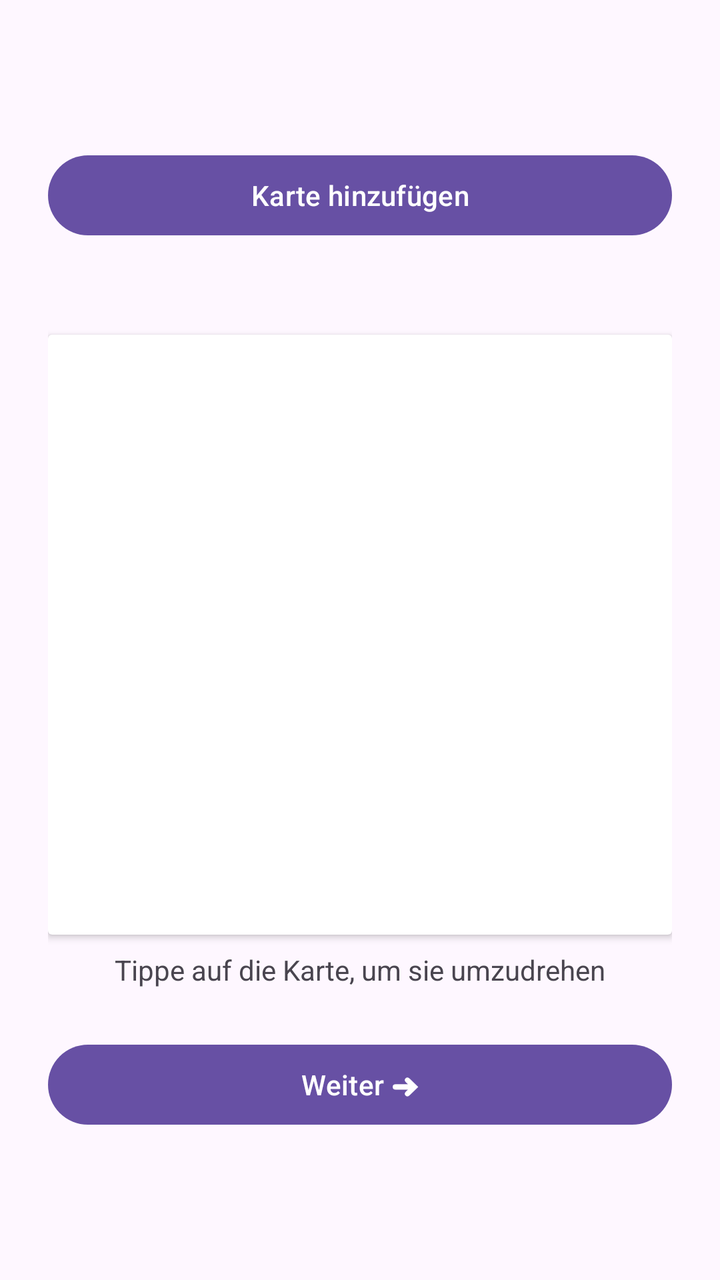
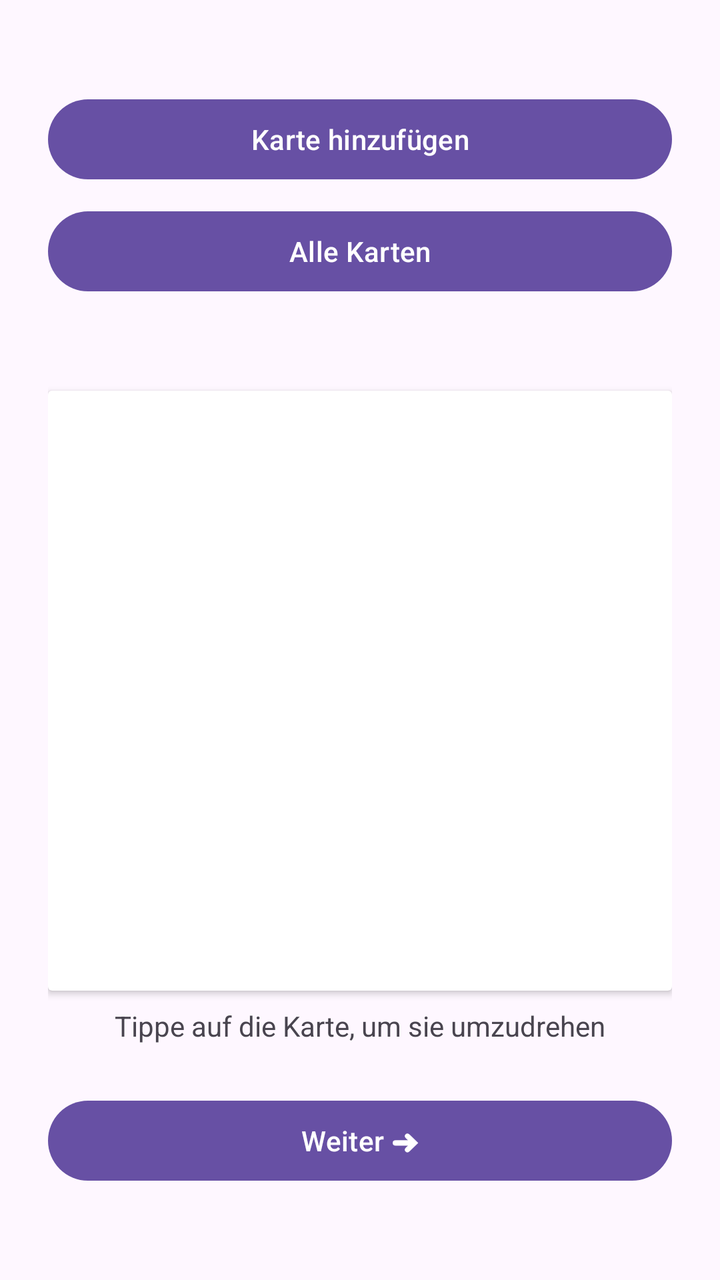

The first picture is an Android layout as it rendered before a commit; the second is the same layout after the commit. The layout source and the unified diff follow.
<!-- AndroidManifest.xml: application theme Theme.KarteiKing -->
<!-- res/layout/activity_main.xml -->
<?xml version="1.0" encoding="utf-8"?>
<LinearLayout xmlns:android="http://schemas.android.com/apk/res/android"
    android:id="@+id/main"
    android:layout_width="match_parent"
    android:layout_height="match_parent"
    android:orientation="vertical"
    android:padding="24dp"
    android:gravity="center">

    <Button
        android:id="@+id/buttonHinzufuegen"
        android:layout_width="match_parent"
        android:layout_height="wrap_content"
        android:layout_marginBottom="8dp"
        android:text="Karte hinzufügen" />

    <TextView
        android:id="@+id/textZaehler"
        android:layout_width="wrap_content"
        android:layout_height="wrap_content"
        android:textSize="16sp" />

    <androidx.cardview.widget.CardView
        android:id="@+id/karte"
        android:layout_width="match_parent"
        android:layout_height="300dp"
        android:layout_marginTop="16dp"
        android:clickable="true"
        android:focusable="true"
        android:foreground="?attr/selectableItemBackground">

        <TextView
            android:id="@+id/textKarte"
            android:layout_width="match_parent"
            android:layout_height="match_parent"
            android:gravity="center"
            android:padding="16dp"
            android:textSize="22sp" />
    </androidx.cardview.widget.CardView>

    <TextView
        android:id="@+id/textHinweis"
        android:layout_width="wrap_content"
        android:layout_height="wrap_content"
        android:layout_marginTop="8dp"
        android:text="Tippe auf die Karte, um sie umzudrehen" />

    <Button
        android:id="@+id/buttonWeiter"
        android:layout_width="match_parent"
        android:layout_height="wrap_content"
        android:layout_marginTop="24dp"
        android:text="Weiter ➜" />
</LinearLayout>
<!-- resources referenced by this layout -->
<resources>
  <style name="Theme.KarteiKing" parent="Base.Theme.KarteiKing" />
  <style name="Base.Theme.KarteiKing" parent="Theme.Material3.DayNight.NoActionBar">
          
          
      </style>
</resources>

<!-- the commit's change to res/layout/activity_main.xml (unified diff, before → after) -->
@@ -13,6 +13,13 @@
         android:layout_height="wrap_content"
         android:layout_marginBottom="8dp"
         android:text="Karte hinzufügen" />
+
+    <Button
+        android:id="@+id/buttonListe"
+        android:layout_width="match_parent"
+        android:layout_height="wrap_content"
+        android:layout_marginBottom="8dp"
+        android:text="Alle Karten" />
 
     <TextView
         android:id="@+id/textZaehler"
